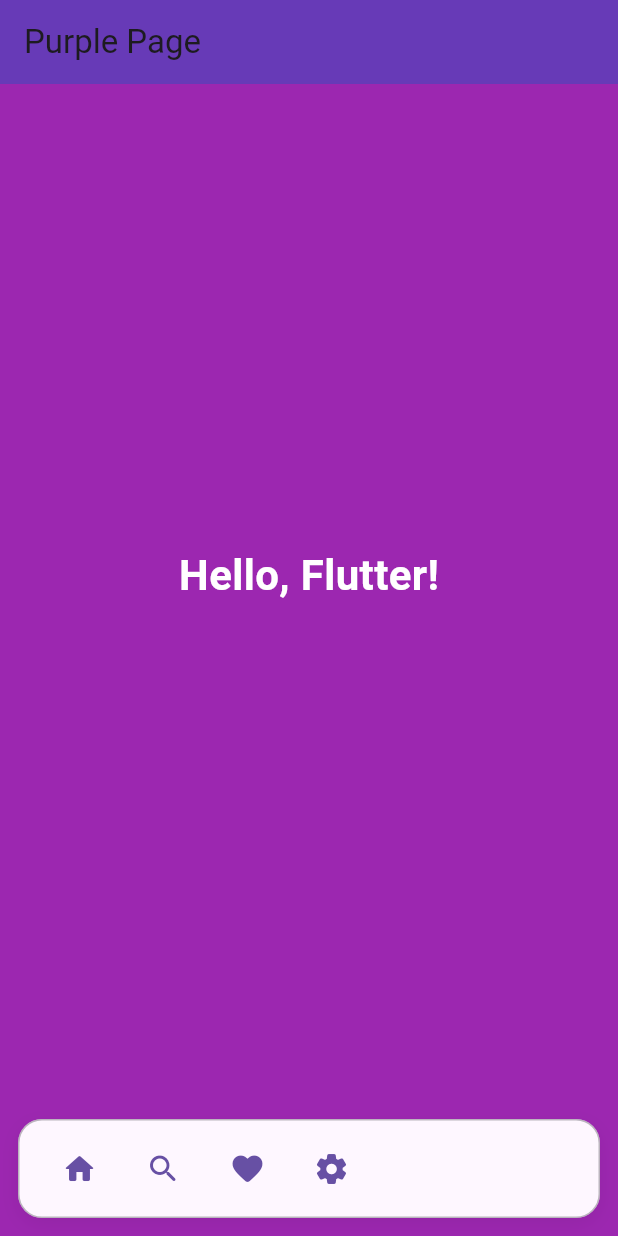
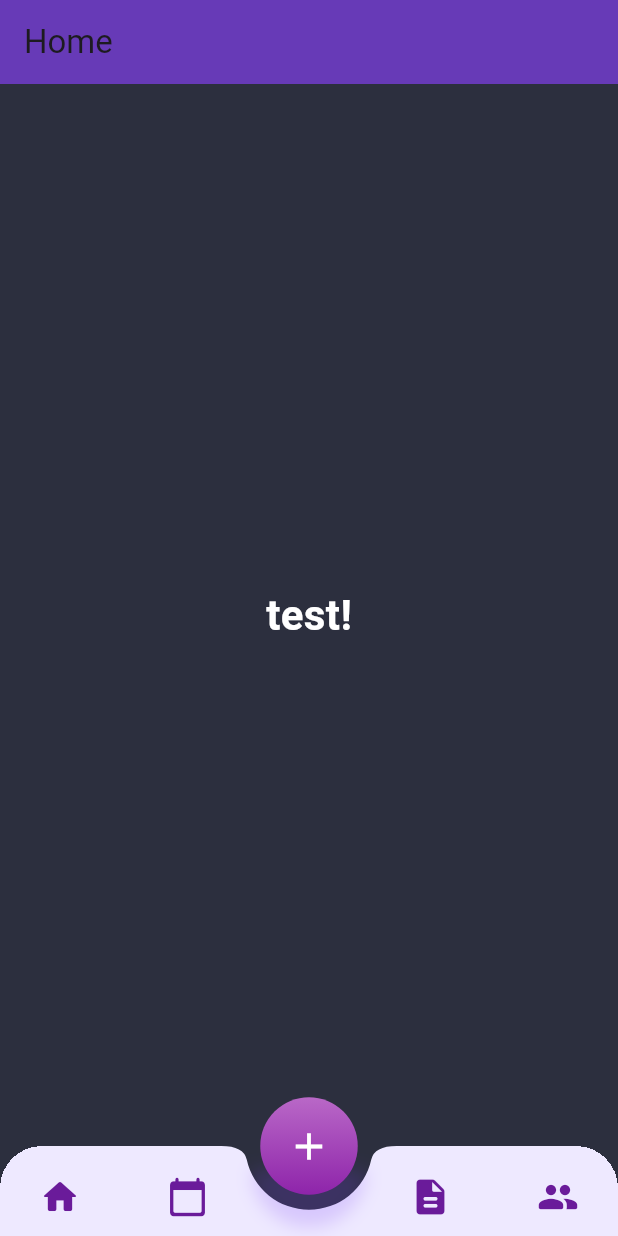
Before and after one commit to botyw7zin/my_app, a Flutter app: the screen it shows after launch, on a phone screen of 412 x 824 dp. Run offline on Flutter 3.47's test engine with Material 3 defaults, Android fonts, the phone set to English and light mode, and no system bars; our stand-ins replace firebase_core; accounts and stored records are empty.

Commit message:
changed navbar

```diff
--- a/lib/screens/home.dart
+++ b/lib/screens/home.dart
@@ -1,46 +1,39 @@
 import 'package:flutter/material.dart';
-import '../widgets/dashbar.dart'; // or package:your_app/widgets/dashbar.dart
+import '../widgets/nav_components.dart';
 
-class Home extends StatelessWidget {
+class Home extends StatefulWidget {
   const Home({super.key});
 
-  void _show(BuildContext context, String msg) {
+  @override
+  State<Home> createState() => _HomeState();
+}
+
+class _HomeState extends State<Home> {
+  void _show(String msg) {
     ScaffoldMessenger.of(context).showSnackBar(SnackBar(content: Text(msg)));
   }
 
   @override
   Widget build(BuildContext context) {
     return Scaffold(
-      backgroundColor: Colors.purple,
+      backgroundColor: const Color(0xFF2C2F3E),
       appBar: AppBar(
-        title: const Text('Purple Page'),
+        title: const Text('Home'),
         backgroundColor: Colors.deepPurple,
       ),
-      body: Center(
-        child: Column(
-          mainAxisSize: MainAxisSize.min,
-          children: const [
-            Text(
-              'Hello, Flutter!',
-              style: TextStyle(
-                color: Colors.white,
-                fontSize: 28,
-                fontWeight: FontWeight.bold,
-              ),
-            ),
-            SizedBox(height: 24),
-          ],
+      body: const Center(
+        child: Text(
+          'test!',
+          style: TextStyle(
+            color: Colors.white,
+            fontSize: 28,
+            fontWeight: FontWeight.bold,
+          ),
         ),
       ),
-      bottomNavigationBar: Padding(
-        padding: const EdgeInsets.all(12),
-        child: RoundedActionBar(
-          onHome: () => _show(context, 'Home tapped'),
-          onSearch: () => _show(context, 'Search tapped'),
-          onFavorite: () => _show(context, 'Favorite tapped'),
-          onSettings: () => _show(context, 'Settings tapped'),
-        ),
-      ),
+      floatingActionButton: NavComponents.buildFAB(() => _show('Add tapped')),
+      floatingActionButtonLocation: FloatingActionButtonLocation.centerDocked,
+      bottomNavigationBar: NavComponents.buildBottomBar(_show),
     );
   }
 }
--- /dev/null
+++ b/lib/widgets/bottom_nav_with_fab.dart
@@ -0,0 +1,22 @@
+import 'package:flutter/material.dart';
+
+class BottomNavWithFAB extends StatelessWidget {
+  final Function(String) onItemTapped;
+  final VoidCallback onAddPressed;
+
+  const BottomNavWithFAB({
+    Key? key,
+    required this.onItemTapped,
+    required this.onAddPressed,
+  }) : super(key: key);
+
+  @override
+  Widget build(BuildContext context) {
+    return Column(
+      mainAxisSize: MainAxisSize.min,
+      children: [
+        // This returns both the FAB and BottomAppBar
+      ],
+    );
+  }
+}
--- a/lib/widgets/dashbar.dart
+++ /dev/null
@@ -1,100 +0,0 @@
-import 'package:flutter/material.dart';
-
-class RoundedActionBar extends StatelessWidget {
-  final VoidCallback onHome;
-  final VoidCallback onSearch;
-  final VoidCallback onFavorite;
-  final VoidCallback onSettings;
-
-  const RoundedActionBar({
-    Key? key,
-    required this.onHome,
-    required this.onSearch,
-    required this.onFavorite,
-    required this.onSettings,
-  }) : super(key: key);
-
-  @override
-  Widget build(BuildContext context) {
-    return Container(
-      padding: const EdgeInsets.symmetric(horizontal: 12, vertical: 8),
-      decoration: BoxDecoration(
-        color: Theme.of(context).colorScheme.surface,
-        borderRadius: BorderRadius.circular(16),
-        boxShadow: [
-          BoxShadow(
-            color: Colors.black.withOpacity(0.06),
-            blurRadius: 10,
-            offset: const Offset(0, 4),
-          ),
-        ],
-        border: Border.all(
-          color: Theme.of(context).dividerColor.withOpacity(0.5),
-          width: 1,
-        ),
-      ),
-      child: Row(
-        mainAxisSize: MainAxisSize.min,
-        children: [
-          _ActionIcon(
-            icon: Icons.home_rounded,
-            tooltip: 'Home',
-            onPressed: onHome,
-          ),
-          _ActionIcon(
-            icon: Icons.search_rounded,
-            tooltip: 'Search',
-            onPressed: onSearch,
-          ),
-          _ActionIcon(
-            icon: Icons.favorite_rounded,
-            tooltip: 'Favorites',
-            onPressed: onFavorite,
-          ),
-          _ActionIcon(
-            icon: Icons.settings_rounded,
-            tooltip: 'Settings',
-            onPressed: onSettings,
-          ),
-        ],
-      ),
-    );
-  }
-}
-
-class _ActionIcon extends StatelessWidget {
-  final IconData icon;
-  final String tooltip;
-  final VoidCallback onPressed;
-
-  const _ActionIcon({
-    Key? key,
-    required this.icon,
-    required this.tooltip,
-    required this.onPressed,
-  }) : super(key: key);
-
-  @override
-  Widget build(BuildContext context) {
-    // Use Ink + IconButton for ripple clipped to rounded shape
-    return Padding(
-      padding: const EdgeInsets.symmetric(horizontal: 4),
-      child: Material(
-        color: Colors.transparent,
-        child: Ink(
-          decoration: const BoxDecoration(
-            color: Colors.transparent,
-            shape: BoxShape.rectangle,
-          ),
-          child: IconButton(
-            tooltip: tooltip,
-            onPressed: onPressed,
-            icon: Icon(icon),
-            color: Theme.of(context).colorScheme.primary,
-            splashRadius: 22,
-          ),
-        ),
-      ),
-    );
-  }
-}
--- /dev/null
+++ b/lib/widgets/nav_components.dart
@@ -0,0 +1,136 @@
+import 'package:flutter/material.dart';
+
+class NavComponents {
+  static Widget buildFAB(VoidCallback onPressed) {
+    return Container(
+      width: 65,
+      height: 65,
+      decoration: BoxDecoration(
+        shape: BoxShape.circle,
+        gradient: const LinearGradient(
+          colors: [Color(0xFFB968C7), Color(0xFF8E24AA)],
+          begin: Alignment.topCenter,
+          end: Alignment.bottomCenter,
+        ),
+      ),
+      child: FloatingActionButton(
+        onPressed: onPressed,
+        backgroundColor: Colors.transparent,
+        elevation: 0,
+        child: const Icon(Icons.add, color: Colors.white, size: 30),
+      ),
+    );
+  }
+
+  static Widget buildBottomBar(Function(String) onItemTapped) {
+    return _CustomBottomNav(onItemTapped: onItemTapped);
+  }
+}
+
+class _CustomBottomNav extends StatefulWidget {
+  final Function(String) onItemTapped;
+
+  const _CustomBottomNav({required this.onItemTapped});
+
+  @override
+  State<_CustomBottomNav> createState() => _CustomBottomNavState();
+}
+
+class _CustomBottomNavState extends State<_CustomBottomNav> {
+  int _selectedIndex = -1;
+
+  Widget _buildButton(IconData icon, int index, String label) {
+    final isSelected = _selectedIndex == index;
+
+    return Container(
+      decoration: BoxDecoration(
+        borderRadius: BorderRadius.circular(16),
+        boxShadow: isSelected
+            ? [
+                BoxShadow(
+                  color: const Color(0xFF7B3FF2).withOpacity(0.3),
+                  blurRadius: 8,
+                  spreadRadius: 0,
+                  offset: const Offset(0, 6),
+                ),
+              ]
+            : [],
+      ),
+      child: IconButton(
+        icon: Icon(icon, color: const Color(0xFF6A1B9A)),
+        iconSize: 28,
+        onPressed: () {
+          setState(() {
+            _selectedIndex = index;
+          });
+          widget.onItemTapped(label);
+        },
+      ),
+    );
+  }
+
+  @override
+  Widget build(BuildContext context) {
+    return ClipRRect(
+      borderRadius: const BorderRadius.only(
+        topLeft: Radius.circular(28),
+        topRight: Radius.circular(28),
+      ),
+      clipBehavior: Clip.hardEdge,
+      child: Stack(
+        clipBehavior: Clip.none,
+        children: [
+          BottomAppBar(
+            shape: const CircularNotchedRectangle(),
+            notchMargin: 10.0,
+            color: const Color(0xFFEEE9FF),
+            height: 60,
+            elevation: 0,
+            child: Row(
+              mainAxisAlignment: MainAxisAlignment.spaceBetween,
+              children: [
+                _buildButton(Icons.home_rounded, 0, 'Home'),
+                _buildButton(Icons.calendar_today_rounded, 1, 'Calendar'),
+                const SizedBox(width: 40),
+                _buildButton(Icons.description_rounded, 2, 'Documents'),
+                _buildButton(Icons.people_rounded, 3, 'People'),
+              ],
+            ),
+          ),
+          Positioned(
+            top: 0,
+            left: 0,
+            right: 0,
+            child: CustomPaint(
+              painter: NotchShadowPainter(),
+              child: const SizedBox(height: 30, width: double.infinity),
+            ),
+          ),
+        ],
+      ),
+    );
+  }
+}
+
+class NotchShadowPainter extends CustomPainter {
+  @override
+  void paint(Canvas canvas, Size size) {
+    final shadowPaint = Paint()
+      ..color = const Color(0xFF7B3FF2).withOpacity(0.2)
+      ..maskFilter = const MaskFilter.blur(BlurStyle.normal, 6);
+
+    final path = Path();
+    final centerX = size.width / 2;
+
+    path.addArc(
+      Rect.fromCircle(center: Offset(centerX, 16), radius: 38),
+      0,
+      3.14,
+    );
+
+    canvas.drawPath(path, shadowPaint);
+  }
+
+  @override
+  bool shouldRepaint(covariant CustomPainter oldDelegate) => false;
+}
```
